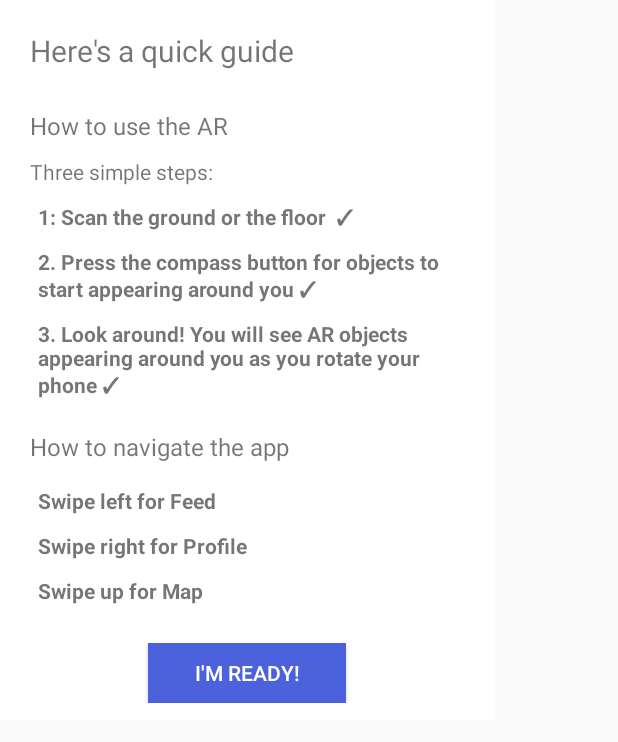
After one commit to spe-uob/2021-ARReshare, an Android app: the layout instructions_popup.xml on its own in the app's theme, with its tools: preview values and no code run, on a phone screen of 412 x 824 dp. The commit adds this screen. Shown: the top 742 px of the screen. Run offline under Robolectric (Android 15) with nearby library versions, the phone set to English and light mode, and no system bars.

Commit message:
Add instructions popup (#142)
Great thanks for your reviews!

```diff
--- a/app/src/main/java/com/example/ar_reshare/ARActivity.java
+++ b/app/src/main/java/com/example/ar_reshare/ARActivity.java
@@ -13,10 +13,15 @@ import android.opengl.GLES30;
 import android.opengl.GLSurfaceView;
 import android.opengl.Matrix;
 import android.os.Bundle;
+import android.view.Gravity;
+import android.view.LayoutInflater;
 import android.view.MotionEvent;
 import android.view.View;
+import android.widget.Button;
 import android.widget.ImageButton;
 import android.widget.ImageView;
+import android.widget.LinearLayout;
+import android.widget.PopupWindow;
 import android.widget.TextView;
 import android.widget.Toast;
 
@@ -341,6 +346,13 @@ public class ARActivity extends AppCompatActivity implements SampleRender.Render
     }
 
     @Override
+    protected void onStart() {
+        super.onStart();
+
+        //showInstructions();
+    }
+
+    @Override
     public void onPause() {
         super.onPause();
         if (session != null) {
@@ -384,6 +396,40 @@ public class ARActivity extends AppCompatActivity implements SampleRender.Render
     public void onWindowFocusChanged(boolean hasFocus) {
         super.onWindowFocusChanged(hasFocus);
         FullScreenHelper.setFullScreenOnWindowFocusChanged(this, hasFocus);
+    }
+
+    @Override
+    public void onAttachedToWindow() {
+        showInstructions();
+    }
+
+    private void showInstructions() {
+        LayoutInflater inflater = (LayoutInflater) getSystemService(LAYOUT_INFLATER_SERVICE);
+        View instructionsWindow = inflater.inflate(R.layout.instructions_popup, null);
+        int width = LinearLayout.LayoutParams.WRAP_CONTENT;
+        int height = LinearLayout.LayoutParams.WRAP_CONTENT;
+
+        // Allows to tap outside the popup to dismiss it
+        boolean focusable = true;
+
+        final PopupWindow popupWindow = new PopupWindow(instructionsWindow, width, height, focusable);
+
+        popupWindow.showAtLocation(instructionsWindow, Gravity.CENTER, 0, -100);
+
+        popupWindow.setOnDismissListener(new PopupWindow.OnDismissListener() {
+            @Override
+            public void onDismiss() {
+                popupWindow.dismiss();
+            }
+        });
+
+        Button button = instructionsWindow.findViewById(R.id.instructionsConfirm);
+        button.setOnClickListener(new View.OnClickListener() {
+            @Override
+            public void onClick(View v) {
+                popupWindow.dismiss();
+            }
+        });
     }
 
     @Override
--- /dev/null
+++ b/app/src/main/res/layout/instructions_popup.xml
@@ -0,0 +1,137 @@
+<?xml version="1.0" encoding="utf-8"?>
+<LinearLayout xmlns:android="http://schemas.android.com/apk/res/android"
+    android:layout_width="match_parent"
+    android:layout_height="match_parent">
+
+    <LinearLayout
+        android:layout_width="330dp"
+        android:layout_height="480dp"
+        android:orientation="vertical"
+        android:background="@color/white">
+
+        <TextView
+            android:layout_width="match_parent"
+            android:layout_height="wrap_content"
+            android:text="Here's a quick guide"
+            android:layout_gravity="top"
+            android:padding="20dp"
+            android:textSize="20dp"/>
+
+        <LinearLayout
+            android:layout_width="290dp"
+            android:layout_height="wrap_content"
+            android:layout_gravity="top|center"
+            android:orientation="vertical"
+            android:layout_marginBottom="10dp">
+
+            <TextView
+                android:layout_width="wrap_content"
+                android:layout_height="wrap_content"
+                android:text="How to use the AR "
+                android:textSize="16dp"
+                android:paddingTop="5dp"
+                android:paddingBottom="10dp"/>
+
+            <TextView
+                android:layout_width="match_parent"
+                android:layout_height="wrap_content"
+                android:inputType="textMultiLine"
+                android:text="Three simple steps:"
+                android:paddingBottom="5dp"/>
+
+            <TextView
+                android:id="@+id/step1AR"
+                android:layout_width="match_parent"
+                android:layout_height="wrap_content"
+                android:inputType="textMultiLine"
+                android:text="1: Scan the ground or the floor  ✓"
+                android:textStyle="bold"
+                android:padding="5dp"/>
+
+            <TextView
+                android:id="@+id/step2AR"
+                android:layout_width="match_parent"
+                android:layout_height="wrap_content"
+                android:inputType="textMultiLine"
+                android:text="2. Press the compass button for objects to start appearing around you ✓"
+                android:textStyle="bold"
+                android:padding="5dp"/>
+
+            <TextView
+                android:id="@+id/step3AR"
+                android:layout_width="match_parent"
+                android:layout_height="wrap_content"
+                android:inputType="textMultiLine"
+                android:text="3. Look around! You will see AR objects appearing around you as you rotate your phone ✓ "
+                android:textStyle="bold"
+                android:padding="5dp"/>
+
+        </LinearLayout>
+
+        <LinearLayout
+            android:layout_width="290dp"
+            android:layout_height="wrap_content"
+            android:layout_gravity="top|center"
+            android:orientation="vertical">
+
+            <TextView
+                android:layout_width="wrap_content"
+                android:layout_height="wrap_content"
+                android:text="How to navigate the app "
+                android:textSize="16dp"
+                android:paddingTop="5dp"
+                android:paddingBottom="10dp"/>
+
+            <TextView
+                android:layout_width="match_parent"
+                android:layout_height="wrap_content"
+                android:inputType="textMultiLine"
+                android:text="Swipe left for Feed"
+                android:textStyle="bold"
+                android:padding="5dp"/>
+
+            <TextView
+                android:layout_width="match_parent"
+                android:layout_height="wrap_content"
+                android:inputType="textMultiLine"
+                android:text="Swipe right for Profile"
+                android:textStyle="bold"
+                android:padding="5dp"/>
+
+            <TextView
+                android:layout_width="match_parent"
+                android:layout_height="wrap_content"
+                android:inputType="textMultiLine"
+                android:text="Swipe up for Map"
+                android:textStyle="bold"
+                android:padding="5dp"/>
+
+        </LinearLayout>
+
+
+
+        <LinearLayout
+            android:layout_width="290dp"
+            android:layout_gravity="center|bottom"
+            android:layout_height="wrap_content"
+            android:orientation="horizontal"
+            android:gravity="center"
+            android:layout_marginTop="20dp">
+
+            <Button
+                android:id="@+id/instructionsConfirm"
+                android:layout_width="132dp"
+                android:layout_height="40dp"
+                android:text="I'm ready!"
+                android:textSize="14dp"
+                android:background="#4C62DC"
+                android:textColor="#FFFFFF"/>
+
+        </LinearLayout>
+
+
+
+
+    </LinearLayout>
+
+</LinearLayout>
```
